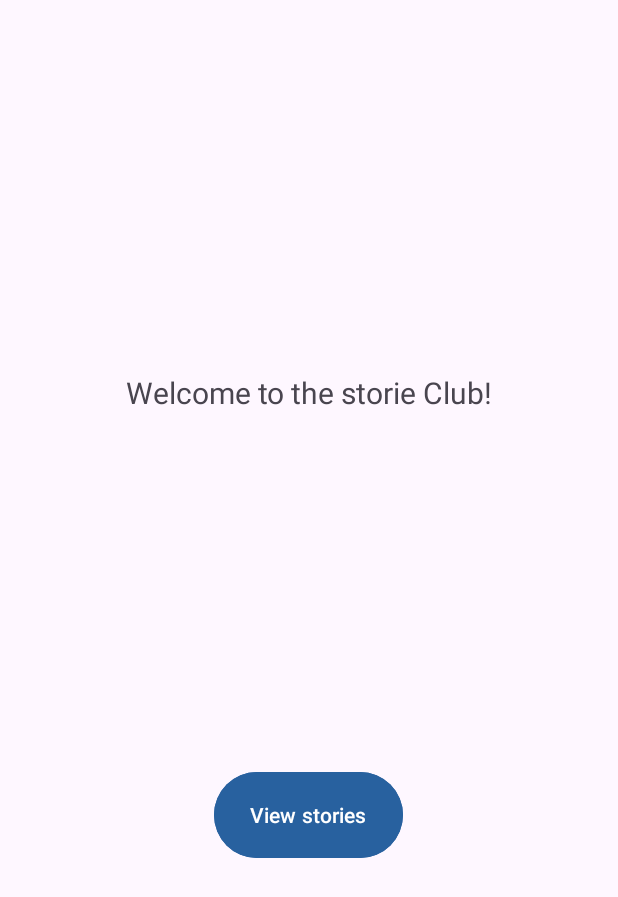
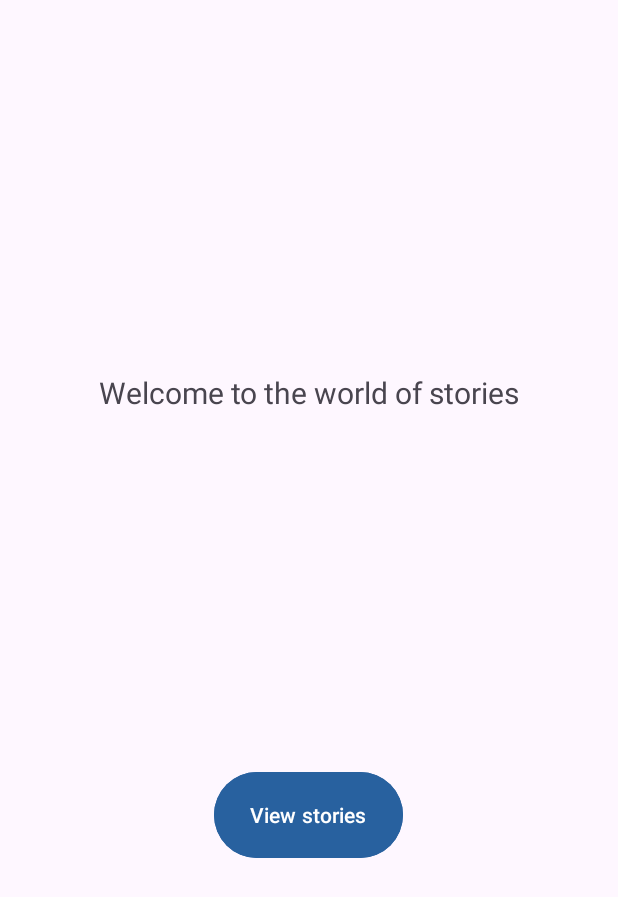
Before and after one commit to HajjiRoua/kotlin_project, an Android app: the fragment HomeFragment placed in its activity, on a phone screen of 412 x 824 dp. Shown: the top 897 px of the screen. Run offline under Robolectric (Android 15) with nearby library versions, the phone set to English and light mode, and no system bars.

Commit message:
Update fragment_home.xml

```diff
--- a/app/src/main/res/layout/fragment_home.xml
+++ b/app/src/main/res/layout/fragment_home.xml
@@ -13,7 +13,7 @@
         android:layout_width="wrap_content"
         android:layout_height="wrap_content"
         android:layout_marginBottom="16dp"
-        android:text="Welcome to the storie Club!"
+        android:text="Welcome to the world of stories"
         android:textSize="20sp"
         app:layout_constraintBottom_toBottomOf="parent"
         app:layout_constraintEnd_toEndOf="parent"
```
